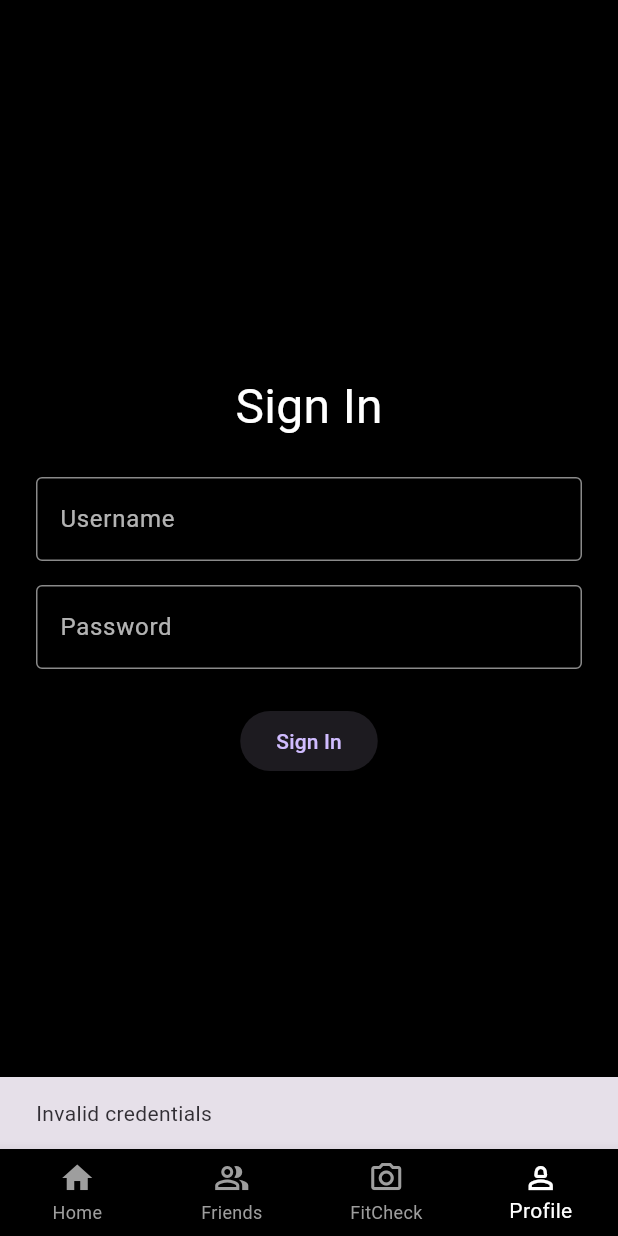
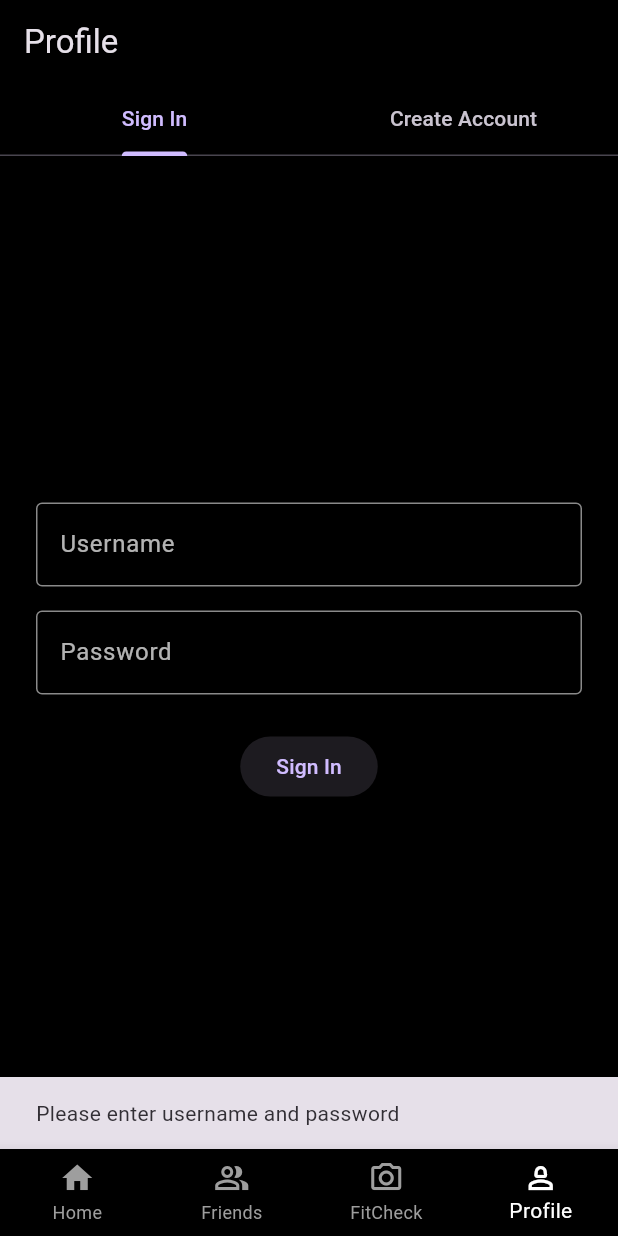
Before and after one commit to EfrenLlanes17/fitcheck, a Flutter app: the screen it shows after launch, item 4 of the bottom bar chosen, after a tap on "Sign In", on a phone screen of 412 x 824 dp. Run offline on Flutter 3.47's test engine with Material 3 defaults, Android fonts, the phone set to English and light mode, and no system bars; our stand-ins replace camera, firebase_core, firebase_database; accounts and stored records are empty.

Commit message:
Sign in and Create Account works with database

```diff
--- a/lib/pages/profile_page.dart
+++ b/lib/pages/profile_page.dart
@@ -4,9 +4,7 @@ import 'package:fitcheck/pages/picture_page.dart';
 import 'package:fitcheck/pages/profile_page.dart';
 import 'package:fitcheck/pages/home_page.dart';
 import 'package:fitcheck/main.dart';
-import 'package:firebase_core/firebase_core.dart';
 import 'package:firebase_database/firebase_database.dart';
-
 
 class ProfilePage extends StatefulWidget {
   const ProfilePage({super.key});
@@ -15,13 +13,24 @@ class ProfilePage extends StatefulWidget {
   State<ProfilePage> createState() => _ProfilePageState();
 }
 
-class _ProfilePageState extends State<ProfilePage> {
+class _ProfilePageState extends State<ProfilePage> with SingleTickerProviderStateMixin {
   int currentIndex = 3; // Profile tab index
 
-  final TextEditingController _usernameController = TextEditingController();
-  final TextEditingController _passwordController = TextEditingController();
+  late TabController _tabController;
+
+  final TextEditingController _signInUsernameController = TextEditingController();
+  final TextEditingController _signInPasswordController = TextEditingController();
+
+  final TextEditingController _createUsernameController = TextEditingController();
+  final TextEditingController _createPasswordController = TextEditingController();
+
   final DatabaseReference databaseRef = FirebaseDatabase.instance.ref();
 
+  @override
+  void initState() {
+    super.initState();
+    _tabController = TabController(length: 2, vsync: this);
+  }
 
   void _onTabTapped(int index) {
     if (index == currentIndex) return;
@@ -50,14 +59,27 @@ class _ProfilePageState extends State<ProfilePage> {
     );
   }
 
-  void _signIn() {
-  final username = _usernameController.text;
-  final password = _passwordController.text;
+  void _signIn() async {
+  final username = _signInUsernameController.text.trim();
+  final password = _signInPasswordController.text.trim();
 
-  // Example hardcoded login check
-  if (username == 'admin' && password == 'password') {
-    // ✅ Write user data to Firebase
-    databaseRef.child('users/$username').set({
+  if (username.isEmpty || password.isEmpty) {
+    ScaffoldMessenger.of(context).showSnackBar(
+      const SnackBar(content: Text('Please enter username and password')),
+    );
+    return;
+  }
+
+  try {
+    final snapshot = await databaseRef.child('users/$username').get();
+
+    if (snapshot.exists) {
+      final userData = snapshot.value as Map;
+      final storedPassword = userData['password'];
+
+      if (storedPassword == password) {
+        // Password matches, update last login
+        await databaseRef.child('users/$username').update({
           'lastLogin': DateTime.now().toIso8601String(),
         });
 
@@ -66,29 +88,98 @@ class _ProfilePageState extends State<ProfilePage> {
         );
       } else {
         ScaffoldMessenger.of(context).showSnackBar(
-      const SnackBar(content: Text('Invalid credentials')),
+          const SnackBar(content: Text('Incorrect password')),
+        );
+      }
+    } else {
+      ScaffoldMessenger.of(context).showSnackBar(
+        const SnackBar(content: Text('Username does not exist')),
+      );
+    }
+  } catch (e) {
+    ScaffoldMessenger.of(context).showSnackBar(
+      SnackBar(content: Text('Error signing in: $e')),
     );
   }
 }
 
 
+  void _createAccount() async {
+    final username = _createUsernameController.text.trim();
+    final password = _createPasswordController.text.trim();
+
+    if (username.isEmpty || password.isEmpty) {
+      ScaffoldMessenger.of(context).showSnackBar(
+        const SnackBar(content: Text('Please enter username and password')),
+      );
+      return;
+    }
+
+    // Check if user already exists
+    final snapshot = await databaseRef.child('users/$username').get();
+    if (snapshot.exists) {
+      ScaffoldMessenger.of(context).showSnackBar(
+        const SnackBar(content: Text('Username already exists')),
+      );
+      return;
+    }
+
+    // Create new user
+    await databaseRef.child('users/$username').set({
+      'password': password,
+      'createdAt': DateTime.now().toIso8601String(),
+      'lastLogin': DateTime.now().toIso8601String(),
+    });
+
+    ScaffoldMessenger.of(context).showSnackBar(
+      const SnackBar(content: Text('Account created successfully')),
+    );
+
+    // Switch to sign in tab after account creation
+    _tabController.index = 0;
+
+    // Clear create account fields
+    _createUsernameController.clear();
+    _createPasswordController.clear();
+  }
+
+  @override
+  void dispose() {
+    _tabController.dispose();
+    _signInUsernameController.dispose();
+    _signInPasswordController.dispose();
+    _createUsernameController.dispose();
+    _createPasswordController.dispose();
+    super.dispose();
+  }
+
   @override
   Widget build(BuildContext context) {
     return Scaffold(
       backgroundColor: Colors.black,
+      appBar: AppBar(
+        title: const Text('Profile'),
+        backgroundColor: Colors.black,
+        bottom: TabBar(
+          controller: _tabController,
+          tabs: const [
+            Tab(text: 'Sign In'),
+            Tab(text: 'Create Account'),
+          ],
+        ),
+      ),
       body: Padding(
         padding: const EdgeInsets.all(24.0),
-        child: Center(
+        child: TabBarView(
+          controller: _tabController,
+          children: [
+            // Sign In Tab
+            Center(
+              child: SingleChildScrollView(
                 child: Column(
-            mainAxisAlignment: MainAxisAlignment.center,
                   children: [
-              const Text(
-                "Sign In",
-                style: TextStyle(color: Colors.white, fontSize: 32),
-              ),
-              const SizedBox(height: 24),
                     TextFormField(
-                controller: _usernameController,
+                      controller: _signInUsernameController,
                       style: const TextStyle(color: Colors.white),
                       decoration: const InputDecoration(
                         labelText: 'Username',
@@ -103,7 +194,7 @@ class _ProfilePageState extends State<ProfilePage> {
                     ),
                     const SizedBox(height: 16),
                     TextFormField(
-                controller: _passwordController,
+                      controller: _signInPasswordController,
                       obscureText: true,
                       style: const TextStyle(color: Colors.white),
                       decoration: const InputDecoration(
@@ -124,6 +215,54 @@ class _ProfilePageState extends State<ProfilePage> {
                     ),
                   ],
                 ),
+              ),
+            ),
+
+            // Create Account Tab
+            Center(
+              child: SingleChildScrollView(
+                child: Column(
+                  children: [
+                    TextFormField(
+                      controller: _createUsernameController,
+                      style: const TextStyle(color: Colors.white),
+                      decoration: const InputDecoration(
+                        labelText: 'Username',
+                        labelStyle: TextStyle(color: Colors.white70),
+                        enabledBorder: OutlineInputBorder(
+                          borderSide: BorderSide(color: Colors.white54),
+                        ),
+                        focusedBorder: OutlineInputBorder(
+                          borderSide: BorderSide(color: Colors.white),
+                        ),
+                      ),
+                    ),
+                    const SizedBox(height: 16),
+                    TextFormField(
+                      controller: _createPasswordController,
+                      obscureText: true,
+                      style: const TextStyle(color: Colors.white),
+                      decoration: const InputDecoration(
+                        labelText: 'Password',
+                        labelStyle: TextStyle(color: Colors.white70),
+                        enabledBorder: OutlineInputBorder(
+                          borderSide: BorderSide(color: Colors.white54),
+                        ),
+                        focusedBorder: OutlineInputBorder(
+                          borderSide: BorderSide(color: Colors.white),
+                        ),
+                      ),
+                    ),
+                    const SizedBox(height: 24),
+                    ElevatedButton(
+                      onPressed: _createAccount,
+                      child: const Text('Create Account'),
+                    ),
+                  ],
+                ),
+              ),
+            ),
+          ],
         ),
       ),
       bottomNavigationBar: BottomNavigationBar(
```
Lines whose indentation alone changed are shown as unchanged.
